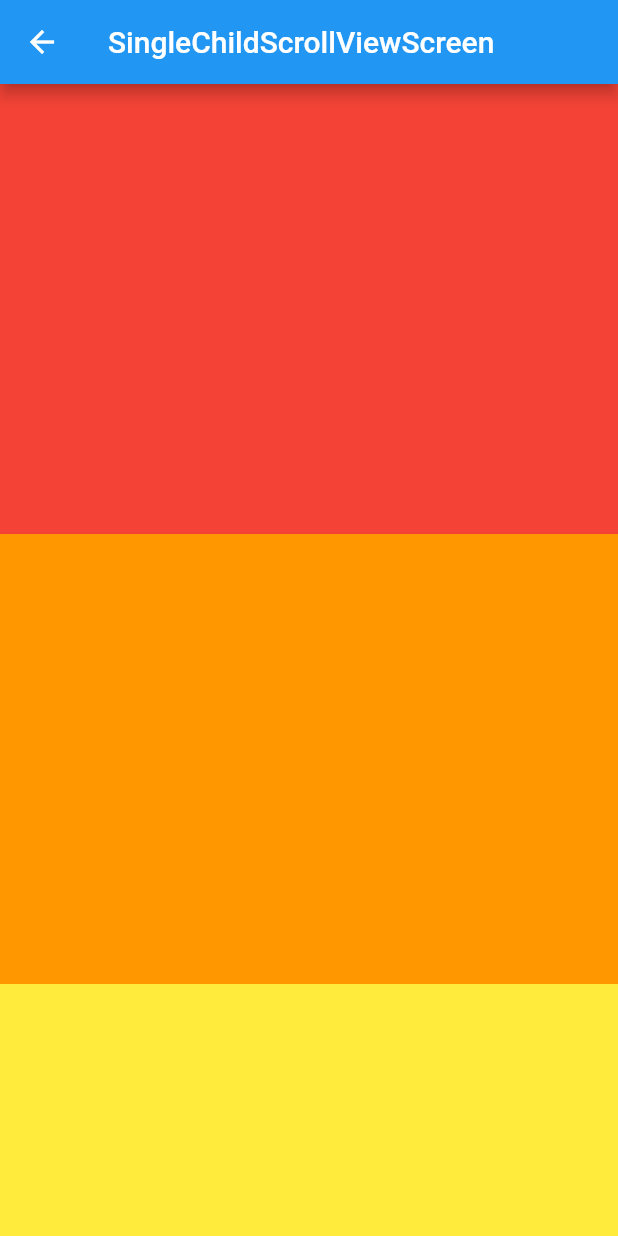
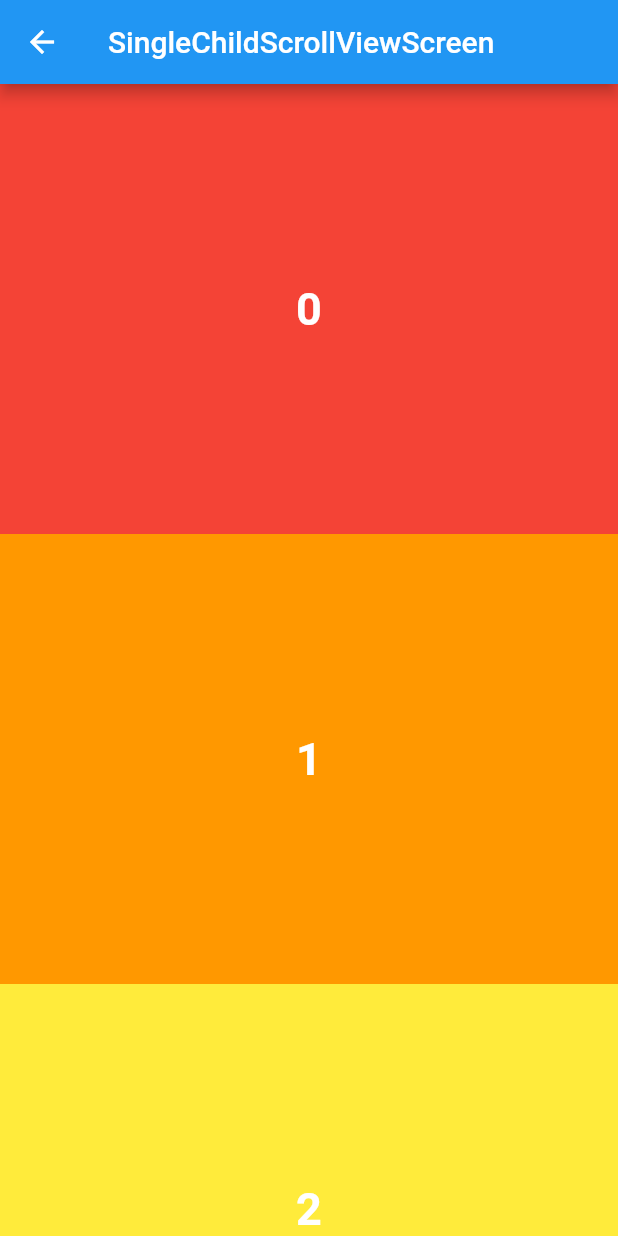
Before and after one commit to roqhdehd502/hello_world, a Flutter app: the screen it shows after launch, after a tap on "SingleChildScrollViewScreen", on a phone screen of 412 x 824 dp. Run offline on Flutter 3.47's test engine with Material 2 defaults, Android fonts, the phone set to English and light mode, and no system bars.

```diff
--- /dev/null
+++ b/lib/component/render_container.dart
@@ -0,0 +1,34 @@
+import 'package:flutter/material.dart';
+
+class RenderContainer extends StatelessWidget {
+  final Color color;
+  final int index;
+  final double? height;
+
+  const RenderContainer({
+    required this.color,
+    required this.index,
+    this.height,
+    super.key,
+  });
+
+  @override
+  Widget build(BuildContext context) {
+    print(index);
+    return Container(
+      key: Key(index.toString()),
+      height: height ?? 300,
+      color: color,
+      child: Center(
+        child: Text(
+          index.toString(),
+          style: const TextStyle(
+            color: Colors.white,
+            fontWeight: FontWeight.w700,
+            fontSize: 30.0,
+          ),
+        ),
+      ),
+    );
+  }
+}
--- a/lib/screen/home_screen.dart
+++ b/lib/screen/home_screen.dart
@@ -3,6 +3,7 @@ import 'package:hello_world/layout/main_layout.dart';
 import 'package:hello_world/screen/scrollable_widget/custom_scroll_view_screen.dart';
 import 'package:hello_world/screen/scrollable_widget/grid_view_screen.dart';
 import 'package:hello_world/screen/scrollable_widget/list_view_screen.dart';
+import 'package:hello_world/screen/scrollable_widget/refresh_indicator.dart';
 import 'package:hello_world/screen/scrollable_widget/reorderable_list_view_screen.dart';
 import 'package:hello_world/screen/scrollable_widget/scrollbar_screen.dart';
 import 'package:hello_world/screen/scrollable_widget/single_child_scroll_view_screen.dart';
@@ -43,6 +44,10 @@ class HomeScreen extends StatelessWidget {
       builder: (_) => ScrollbarScreen(),
       name: 'ScrollbarScreen',
     ),
+    ScreenModel(
+      builder: (_) => RefreshIndicatorScreen(),
+      name: 'RefreshIndicatorScreen',
+    ),
   ];
 
   HomeScreen({super.key});
--- a/lib/screen/scrollable_widget/single_child_scroll_view_screen.dart
+++ b/lib/screen/scrollable_widget/single_child_scroll_view_screen.dart
@@ -1,4 +1,5 @@
 import 'package:flutter/material.dart';
+import 'package:hello_world/component/render_container.dart';
 import 'package:hello_world/const/colors.dart';
 import 'package:hello_world/layout/main_layout.dart';
 
@@ -24,9 +25,8 @@ class SingleChildScrollViewScreen extends StatelessWidget {
       child: Column(
         children: numbers
             .map(
-              (e) => renderContainer(
-                color: rainbowColors[e % rainbowColors.length],
-              ),
+              (e) => RenderContainer(
+                  color: rainbowColors[e % rainbowColors.length], index: e),
             )
             .toList(),
       ),
@@ -43,7 +43,10 @@ class SingleChildScrollViewScreen extends StatelessWidget {
       physics: AlwaysScrollableScrollPhysics(),
       child: Column(
         children: [
-          renderContainer(color: Colors.black),
+          RenderContainer(
+            color: Colors.black,
+            index: 0,
+          ),
         ],
       ),
     );
@@ -56,7 +59,10 @@ class SingleChildScrollViewScreen extends StatelessWidget {
       physics: AlwaysScrollableScrollPhysics(),
       child: Column(
         children: [
-          renderContainer(color: Colors.black),
+          RenderContainer(
+            color: Colors.black,
+            index: 0,
+          ),
         ],
       ),
     );
@@ -68,7 +74,7 @@ class SingleChildScrollViewScreen extends StatelessWidget {
       child: Column(
         children: numbers
             .map(
-              (e) => renderContainer(
+              (e) => RenderContainer(
                 color: rainbowColors[e % rainbowColors.length],
                 index: e,
               ),
@@ -77,15 +83,4 @@ class SingleChildScrollViewScreen extends StatelessWidget {
       ),
     );
   }
-
-  Widget renderContainer({
-    required Color color,
-    int? index,
-  }) {
-    if (index != null) print(index);
-    return Container(
-      height: 300,
-      color: color,
-    );
-  }
 }
```
Also changed, not shown: lib/screen/scrollable_widget/custom_scroll_view_screen.dart (+5 -27 lines), lib/screen/scrollable_widget/grid_view_screen.dart (+3 -24 lines), lib/screen/scrollable_widget/list_view_screen.dart (+26 -25 lines), lib/screen/scrollable_widget/refresh_indicator.dart (added, +32 -0 lines), lib/screen/scrollable_widget/reorderable_list_view_screen.dart (+4 -25 lines), lib/screen/scrollable_widget/scrollbar_screen.dart (+2 -24 lines).
